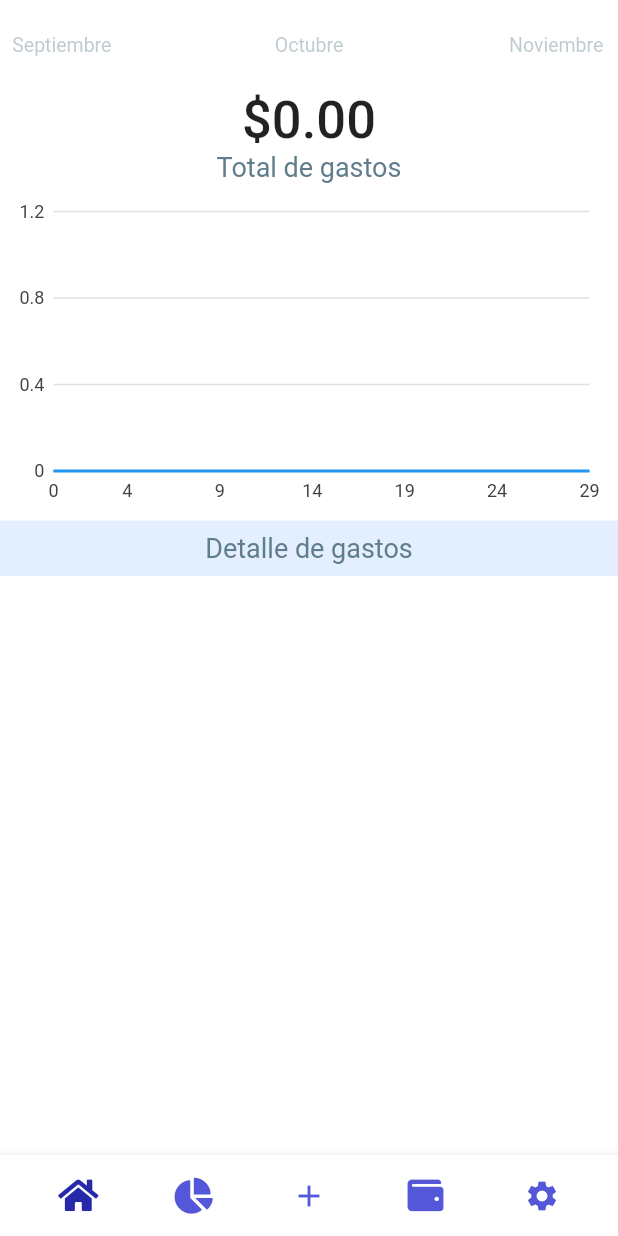
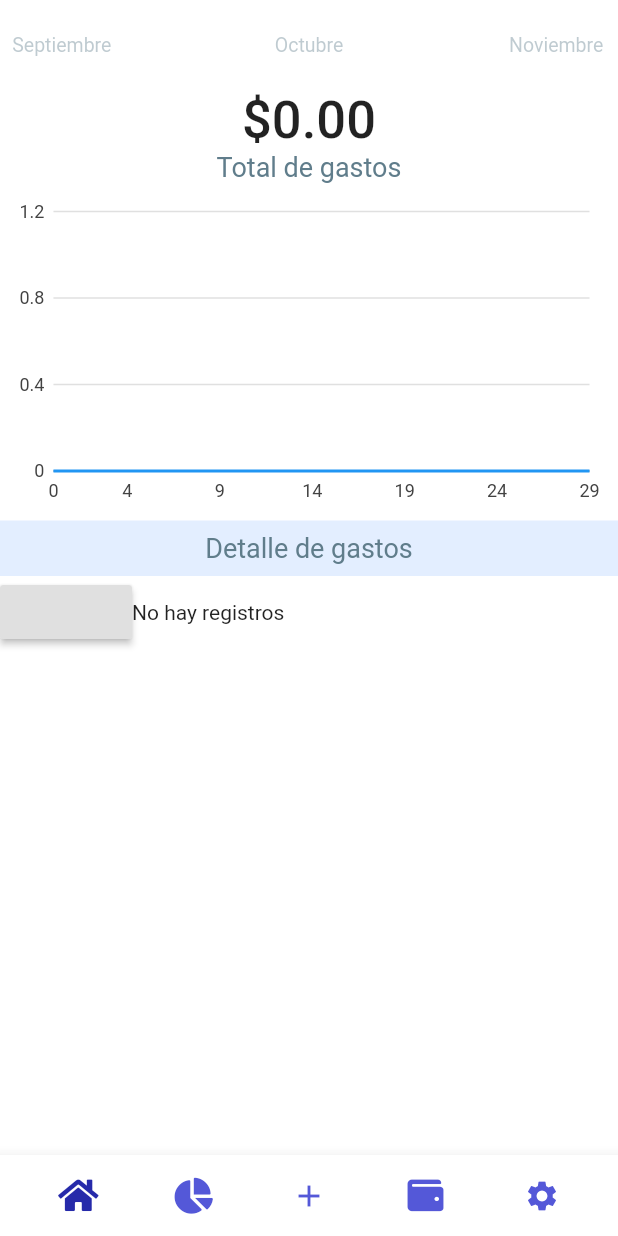
Before and after one commit to jchevalier98/FluuterApp, a Flutter app: the screen it shows after launch, on a phone screen of 412 x 824 dp. Run offline on Flutter 3.47's test engine with Material 2 defaults, Android fonts, the phone set to English and light mode, and no system bars; our stand-ins replace bloc, charts_flutter, cloud_firestore, equatable, flutter_bloc, font_awesome_flutter; accounts and stored records are empty.

```diff
--- /dev/null
+++ b/lib/bloc/expenses_event.dart
@@ -0,0 +1,29 @@
+part of 'expenses_bloc.dart';
+
+abstract class ExpensesEvent extends Equatable {
+  const ExpensesEvent();
+}
+
+class AddExpense extends ExpensesEvent {
+  final Expense expense;
+  const AddExpense(this.expense);
+
+  @override
+  List<Object> get props => [expense];
+}
+
+class RemoveExpense extends ExpensesEvent {
+  final Expense expense;
+  const RemoveExpense(this.expense);
+
+  @override
+  List<Object> get props => [expense];
+}
+
+class EditExpense extends ExpensesEvent {
+  final Expense expense;
+  const EditExpense(this.expense);
+
+  @override
+  List<Object> get props => [expense];
+}
--- /dev/null
+++ b/lib/bloc/expenses_state.dart
@@ -0,0 +1,27 @@
+part of 'expenses_bloc.dart';
+abstract class ExpensesState extends Equatable {
+  const ExpensesState();
+}
+
+class ExpensesInitial extends ExpensesState {
+  @override
+  List<Object> get props => [];
+}
+
+
+class ExpensesLoaded extends ExpensesState {
+  final List<Expense> expenses;
+  ExpensesLoaded({this.expenses});
+  @override
+  List<Object> get props => [expenses];
+}
+
+class ExpensesLoading extends ExpensesState {
+  @override
+  List<Object> get props => [];
+}
+
+class ExpensesError extends ExpensesState {
+  @override
+  List<Object> get props => [];
+}
--- a/lib/main.dart
+++ b/lib/main.dart
@@ -1,5 +1,7 @@
 import 'package:flutter/material.dart';
+import 'package:flutter_bloc/flutter_bloc.dart';
 
+import 'bloc/expenses_bloc.dart';
 import 'pages/home.dart';
 
 void main() => runApp(MyApp());
@@ -13,7 +15,10 @@ class MyApp extends StatelessWidget {
         scaffoldBackgroundColor: Colors.white,
         primaryColor: Colors.white
       ),
-      home: Home()
+      home: BlocProvider(
+        create: (context) => ExpensesBloc(),
+        child: Home(),
+      )
     );
   }
 }
--- /dev/null
+++ b/lib/model/expense.dart
@@ -0,0 +1,7 @@
+class Expense {
+  final String id;
+  final double amount;
+  final String date;
+
+  Expense({this.id, this.amount, this.date});
+}
--- a/lib/widget/month_widget.dart
+++ b/lib/widget/month_widget.dart
@@ -1,45 +1,47 @@
+import 'dart:math';
+
 import 'package:cloud_firestore/cloud_firestore.dart';
 import 'package:flutter/material.dart';
+import 'package:flutter_bloc/flutter_bloc.dart';
 import 'package:font_awesome_flutter/font_awesome_flutter.dart';
+import 'package:navigation_bar/bloc/expenses_bloc.dart';
+import 'package:navigation_bar/model/expense.dart';
 import 'package:navigation_bar/util/graph_widget.dart';
 import 'package:navigation_bar/util/item.dart';
 import 'package:navigation_bar/util/separator.dart';
 
 class MonthWidget extends StatefulWidget {
-
   final List<DocumentSnapshot> documents;
   final double total;
   final List<double> perDay;
   final Map<String, double> categories;
 
-  MonthWidget({Key key, this.documents}) :
-    total = documents
+  MonthWidget({Key key, this.documents})
+      : total =
+            documents.map((doc) => doc['amount']).fold(0.0, (a, b) => a + b),
+        perDay = List.generate(30, (int index) {
+          return documents
+              .where((doc) => doc['day'] == (index + 1))
               .map((doc) => doc['amount'])
-    .fold(0.0, (a,b) => a + b),
-    perDay = List.generate(30, (int index) {
-      return documents.where((doc) => doc['day'] == (index + 1))
-        .map((doc) => doc['amount'])
-        .fold(0.0, (a,b) => a + b);
+              .fold(0.0, (a, b) => a + b);
         }),
-    categories = documents.fold({}, (Map<String, double> map, document){
-      if(!map.containsKey(document['category'])){
+        categories = documents.fold({}, (Map<String, double> map, document) {
+          if (!map.containsKey(document['category'])) {
             map[document['category']] = 0;
           }
 
           map[document['category']] += document['amount'];
           return map;
         }),
-    super(key : key);
+        super(key: key);
 
   @override
   _MonthWidgetState createState() => _MonthWidgetState();
 }
 
 class _MonthWidgetState extends State<MonthWidget> {
-
   @override
   Widget build(BuildContext context) {
-
     print(widget.categories);
     return Expanded(
         child: Column(
@@ -56,17 +58,33 @@ class _MonthWidgetState extends State<MonthWidget> {
             child: Center(
                 child: Text(
               "Detalle de gastos",
-                  style: TextStyle(
-                    fontSize: 18.0,
-                    color: Colors.blueGrey
-                  ),
-                )
+              style: TextStyle(fontSize: 18.0, color: Colors.blueGrey),
+            )),
           ),
         ),
+        Row(
+          children: <Widget>[
+            AddExpensesButton(),
+            _monthlyExpenses(),
+          ],
         ),
         _listData()
       ],
-      )
+    ));
+  }
+
+  Widget _monthlyExpenses() {
+    return BlocBuilder<ExpensesBloc, ExpensesState>(
+      builder: (context, state) {
+        if (state is ExpensesLoaded) {
+          return Column(
+              children: state.expenses.map((f) {
+            return Text("Monto: ${f.amount}");
+          }).toList());
+        } else {
+          return Text("No hay registros");
+        }
+      },
     );
   }
 
@@ -85,10 +103,7 @@ class _MonthWidgetState extends State<MonthWidget> {
         Center(
           child: Text(
             "Total de gastos",
-            style: TextStyle(
-              fontSize: 18.0,
-              color: Colors.blueGrey
-            ),
+            style: TextStyle(fontSize: 18.0, color: Colors.blueGrey),
           ),
         ),
       ],
@@ -110,16 +125,37 @@ class _MonthWidgetState extends State<MonthWidget> {
           var key = widget.categories.keys.elementAt(index);
           var data = widget.categories[key];
           return Item(
-            icon : FontAwesomeIcons.shoppingCart,
+              icon: FontAwesomeIcons.shoppingCart,
               name: key,
               percent: 100 * data ~/ widget.total,
-            amount: data
-          );
+              amount: data);
         },
         separatorBuilder: (BuildContext context, int index) {
-          return Separator(space: 3.0,);
+          return Separator(
+            space: 3.0,
+          );
         },
       ),
     );
   }
 }
+
+class AddExpensesButton extends StatelessWidget {
+  @override
+  Widget build(BuildContext context) {
+    return BlocBuilder<ExpensesBloc, ExpensesState>(
+      builder: (context, state) {
+        return RaisedButton(
+          onPressed: () {
+            ExpensesBloc expensesBloc = BlocProvider.of<ExpensesBloc>(context);
+            expensesBloc.add(
+              AddExpense(
+                Expense(amount: 43.2, date: "24 de diciembre", id: "987"),
+              ),
+            );
+          },
+        );
+      },
+    );
+  }
+}
--- a/pubspec.yaml
+++ b/pubspec.yaml
@@ -8,6 +8,7 @@ environment:
 dependencies:
   flutter:
     sdk: flutter
+  equatable: ^1.1.1
 
   cupertino_icons: ^0.1.2
   flutter_bloc: ^2.1.1
```
Also changed, not shown: lib/bloc/expenses_bloc.dart (added, +35 -0 lines), pubspec.lock. Lines whose indentation alone changed are shown as unchanged.
